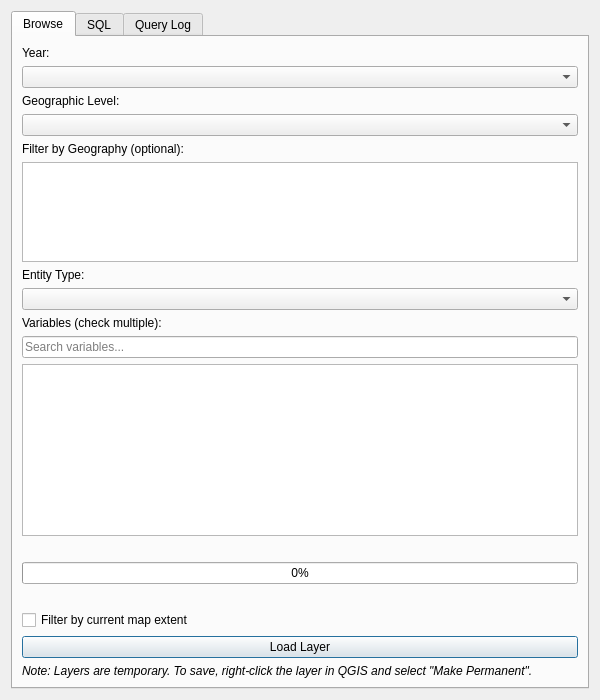
Qt form dialog.ui (nlebovits/censo-argentino-qgis) before a commit.
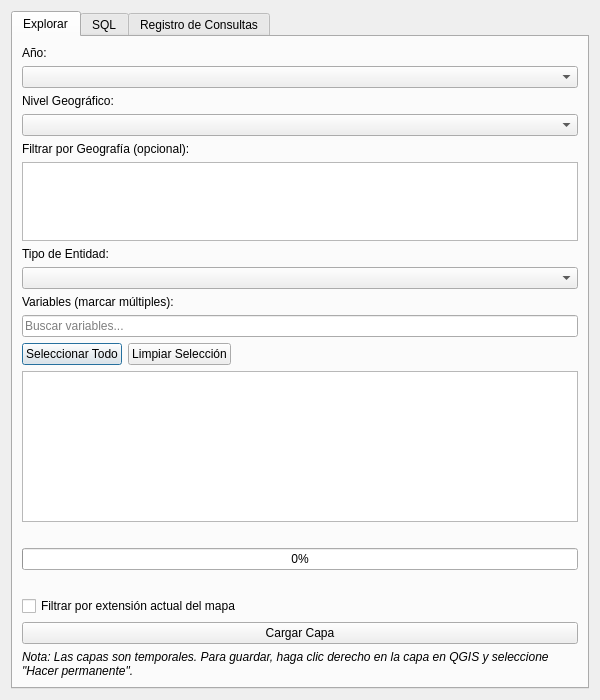
The same form after that commit.

Commit message: Traducir toda la interfaz al español y optimizar rendimiento

```diff
--- a/dialog.ui
+++ b/dialog.ui
@@ -29,13 +29,13 @@
      <!-- BROWSE TAB -->
      <widget class="QWidget" name="tabBrowse">
       <attribute name="title">
-       <string>Browse</string>
+       <string>Explorar</string>
       </attribute>
       <layout class="QVBoxLayout" name="verticalLayout_2">
        <item>
         <widget class="QLabel" name="label">
          <property name="text">
-          <string>Year:</string>
+          <string>Año:</string>
          </property>
         </widget>
        </item>
@@ -45,7 +45,7 @@
        <item>
         <widget class="QLabel" name="label_4">
          <property name="text">
-          <string>Geographic Level:</string>
+          <string>Nivel Geográfico:</string>
          </property>
         </widget>
        </item>
@@ -55,7 +55,7 @@
        <item>
         <widget class="QLabel" name="label_5">
          <property name="text">
-          <string>Filter by Geography (optional):</string>
+          <string>Filtrar por Geografía (opcional):</string>
          </property>
         </widget>
        </item>
@@ -75,7 +75,7 @@
        <item>
         <widget class="QLabel" name="label_3">
          <property name="text">
-          <string>Entity Type:</string>
+          <string>Tipo de Entidad:</string>
          </property>
         </widget>
        </item>
@@ -85,20 +85,51 @@
        <item>
         <widget class="QLabel" name="label_2">
          <property name="text">
-          <string>Variables (check multiple):</string>
+          <string>Variables (marcar múltiples):</string>
          </property>
         </widget>
        </item>
        <item>
         <widget class="QLineEdit" name="searchVariables">
          <property name="placeholderText">
-          <string>Search variables...</string>
+          <string>Buscar variables...</string>
          </property>
          <property name="clearButtonEnabled">
           <bool>true</bool>
          </property>
         </widget>
        </item>
+       <item>
+        <layout class="QHBoxLayout" name="horizontalLayout_3">
+         <item>
+          <widget class="QPushButton" name="btnSelectAllVars">
+           <property name="text">
+            <string>Seleccionar Todo</string>
+           </property>
+          </widget>
+         </item>
+         <item>
+          <widget class="QPushButton" name="btnClearAllVars">
+           <property name="text">
+            <string>Limpiar Selección</string>
+           </property>
+          </widget>
+         </item>
+         <item>
+          <spacer name="horizontalSpacer_3">
+           <property name="orientation">
+            <enum>Qt::Horizontal</enum>
+           </property>
+           <property name="sizeHint" stdset="0">
+            <size>
+             <width>40</width>
+             <height>20</height>
+            </size>
+           </property>
+          </spacer>
+         </item>
+        </layout>
+       </item>
        <item>
         <widget class="QListWidget" name="listVariables">
          <property name="selectionMode">
@@ -158,21 +189,21 @@
        <item>
         <widget class="QCheckBox" name="chkFilterViewbox">
          <property name="text">
-          <string>Filter by current map extent</string>
+          <string>Filtrar por extensión actual del mapa</string>
          </property>
         </widget>
        </item>
        <item>
         <widget class="QPushButton" name="btnLoad">
          <property name="text">
-          <string>Load Layer</string>
+          <string>Cargar Capa</string>
          </property>
         </widget>
        </item>
        <item>
         <widget class="QLabel" name="lblSaveNotice">
          <property name="text">
-          <string>&lt;i&gt;Note: Layers are temporary. To save, right-click the layer in QGIS and select "Make Permanent".&lt;/i&gt;</string>
+          <string>&lt;i&gt;Nota: Las capas son temporales. Para guardar, haga clic derecho en la capa en QGIS y seleccione "Hacer permanente".&lt;/i&gt;</string>
          </property>
          <property name="wordWrap">
           <bool>true</bool>
@@ -289,7 +320,7 @@
      <!-- QUERY LOG TAB -->
      <widget class="QWidget" name="tabQueryLog">
       <attribute name="title">
-       <string>Query Log</string>
+       <string>Registro de Consultas</string>
       </attribute>
       <layout class="QVBoxLayout" name="verticalLayout_4">
        <item>
```
Left out of the diff: 23 changed lines with no effect on the pictures. The commit also changes 4 other files.
